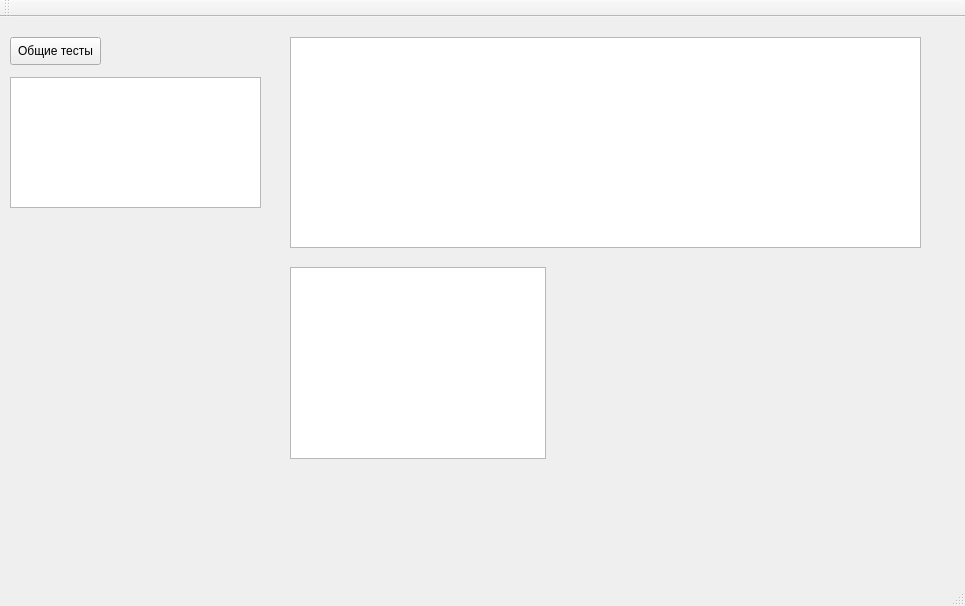
andreevlex/training-url-database, file src/ui/mainwindow.ui: the form before one commit.
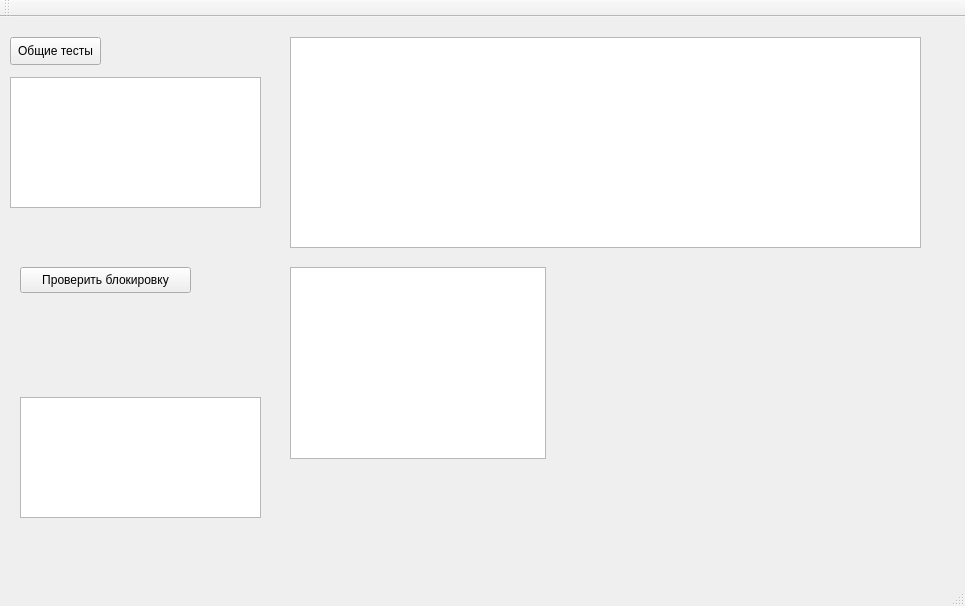
The form after the commit.

Patch:
```diff
--- a/src/ui/mainwindow.ui
+++ b/src/ui/mainwindow.ui
@@ -57,6 +57,29 @@
      </rect>
     </property>
    </widget>
+   <widget class="QPushButton" name="pushButton_2">
+    <property name="geometry">
+     <rect>
+      <x>20</x>
+      <y>250</y>
+      <width>171</width>
+      <height>26</height>
+     </rect>
+    </property>
+    <property name="text">
+     <string>Проверить блокировку</string>
+    </property>
+   </widget>
+   <widget class="QTextEdit" name="textEdit_2">
+    <property name="geometry">
+     <rect>
+      <x>20</x>
+      <y>380</y>
+      <width>241</width>
+      <height>121</height>
+     </rect>
+    </property>
+   </widget>
   </widget>
   <widget class="QMenuBar" name="menuBar">
    <property name="geometry">
```
